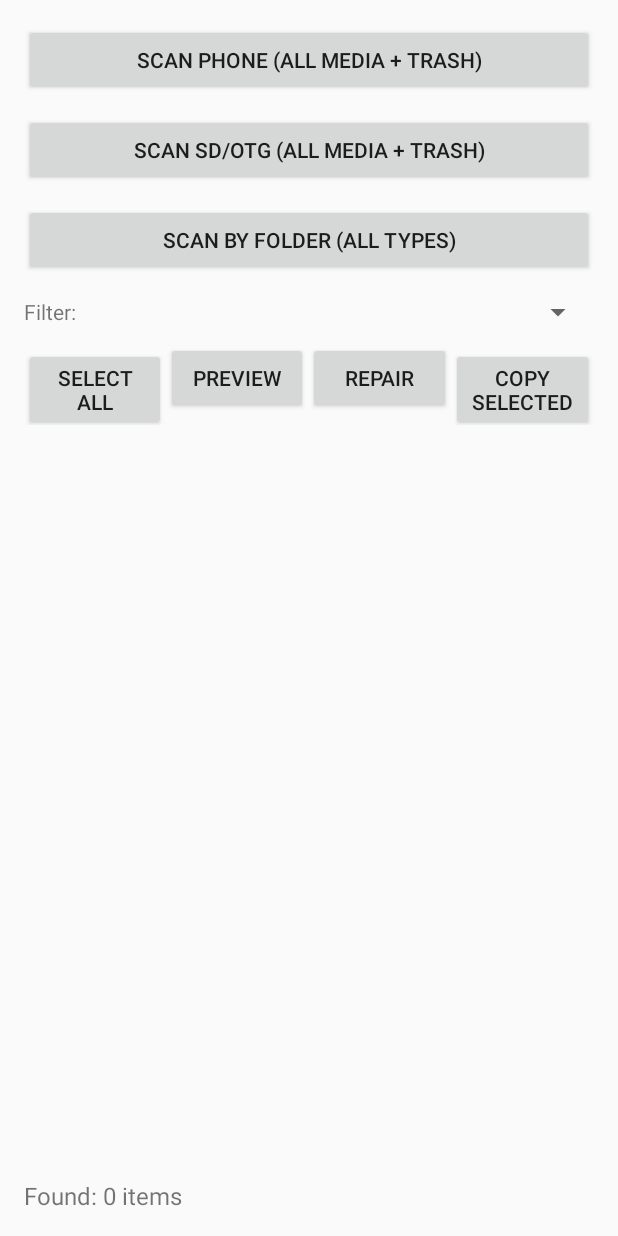
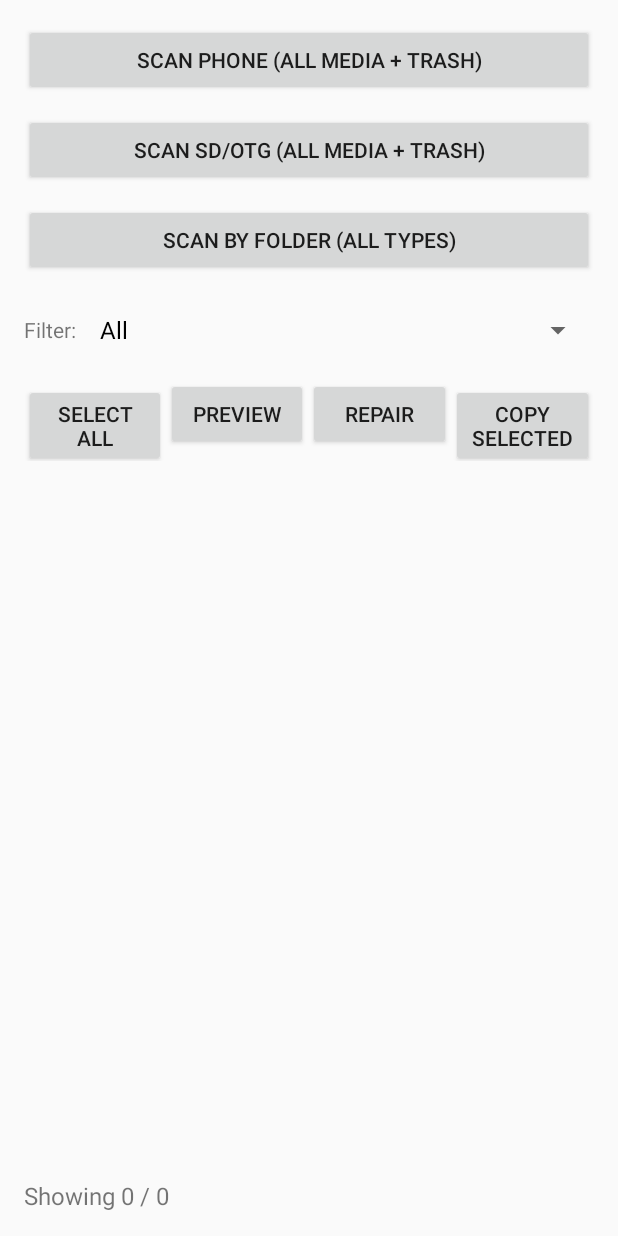
Before and after one commit to Art2485/.github-workflows-build-apk.yml, an Android app: the screen it shows after launch (MainActivity), after a tap on "SCAN PHONE (ALL MEDIA + TRASH)", on a phone screen of 412 x 824 dp. Run offline under Robolectric (Android 15) with nearby library versions, the phone set to English and light mode, and no system bars.

Commit message:
Update MainActivity.kt

```diff
--- a/app/src/main/java/com/recovereasy/app/MainActivity.kt
+++ b/app/src/main/java/com/recovereasy/app/MainActivity.kt
@@ -12,6 +12,9 @@ import androidx.appcompat.app.AppCompatActivity
 import androidx.lifecycle.lifecycleScope
 import com.recovereasy.app.R
 import kotlinx.coroutines.*
+import kotlin.math.max
+import kotlin.math.min
+import kotlin.math.roundToInt
 
 class MainActivity : AppCompatActivity() {
 
@@ -19,7 +22,6 @@ class MainActivity : AppCompatActivity() {
     private lateinit var listView: ListView
     private lateinit var adapter: ArrayAdapter<String>
     private lateinit var engine: RecoverEasyEngine
-    private val items = mutableListOf<RecoverEasyEngine.Item>()
 
     // Progress UI
     private lateinit var progressGroup: LinearLayout
@@ -31,39 +33,70 @@ class MainActivity : AppCompatActivity() {
     private lateinit var btnSelectAll: Button
     private var allSelected = false
 
-    // Scan jobs
+    // Filter
+    private lateinit var spinnerFilter: Spinner
+    private val allItems = mutableListOf<RecoverEasyEngine.Item>()  // เก็บทั้งหมด
+    private val shownItems = mutableListOf<RecoverEasyEngine.Item>() // หลังกรอง
+
+    // Jobs
     private var scanJob: Job? = null
-    private var tickerJob: Job? = null
+    private var animateJob: Job? = null
     @Volatile private var cancelRequested = false
+
+    // Copy/Repair
+    private var pendingCopyIndices: IntArray? = null
+    private var pendingRepairIndices: IntArray? = null
 
     private val reqPerms = registerForActivityResult(
         ActivityResultContracts.RequestMultiplePermissions()
     ) { }
 
-    private var pendingCopyIndices: IntArray? = null
     private val pickDest = registerForActivityResult(
         ActivityResultContracts.OpenDocumentTree()
     ) { uri: Uri? ->
-        val idx = pendingCopyIndices
+        val copyIdx = pendingCopyIndices
+        val repairIdx = pendingRepairIndices
         pendingCopyIndices = null
-        if (uri == null || idx == null) return@registerForActivityResult
+        pendingRepairIndices = null
+        if (uri == null) return@registerForActivityResult
 
         contentResolver.takePersistableUriPermission(
             uri,
             Intent.FLAG_GRANT_READ_URI_PERMISSION or Intent.FLAG_GRANT_WRITE_URI_PERMISSION
         )
 
-        lifecycleScope.launch {
+        lifecycleScope.launch(Dispatchers.IO) {
             try {
                 var ok = 0
-                for (i in idx) {
-                    val it = items[i]
-                    val out = engine.safeCopyWithDigest(it.uri, uri, it.name)
-                    if (out != null) ok++
+                when {
+                    copyIdx != null -> {
+                        for (i in copyIdx) {
+                            val it = shownItems[i]
+                            val out = engine.safeCopyWithDigest(it.uri, uri, it.name)
+                            if (out != null) ok++
+                        }
+                        withContext(Dispatchers.Main) {
+                            tvStatus.text = "Copied: $ok / ${copyIdx.size}"
+                        }
+                    }
+                    repairIdx != null -> {
+                        for (i in repairIdx) {
+                            val it = shownItems[i]
+                            // ถ้าเอ็นจินมี repairBestEffort ให้ใช้เลย; ถ้าไม่มีจะ fallback เป็น safeCopy
+                            val out = runCatching {
+                                engine.repairBestEffort(it.uri, uri)
+                            }.getOrNull() ?: engine.safeCopyWithDigest(it.uri, uri, it.name)
+                            if (out != null) ok++
+                        }
+                        withContext(Dispatchers.Main) {
+                            tvStatus.text = "Repaired: $ok / ${repairIdx.size}"
+                        }
+                    }
                 }
-                tvStatus.text = "Copied: $ok / ${idx.size}"
             } catch (t: Throwable) {
-                Toast.makeText(this@MainActivity, t.message ?: "Copy error", Toast.LENGTH_LONG).show()
+                withContext(Dispatchers.Main) {
+                    Toast.makeText(this@MainActivity, t.message ?: "Operation error", Toast.LENGTH_LONG).show()
+                }
             }
         }
     }
@@ -76,9 +109,10 @@ class MainActivity : AppCompatActivity() {
             uri,
             Intent.FLAG_GRANT_READ_URI_PERMISSION or Intent.FLAG_GRANT_WRITE_URI_PERMISSION
         )
+        // สแกนโฟลเดอร์
         launchScan(
             title = "Scanning folder...",
-            task = { engine.scanByFolderAllTypes(uri) }
+            block = { engine.scanByFolderAllTypes(uri) }
         )
     }
 
@@ -87,18 +121,21 @@ class MainActivity : AppCompatActivity() {
         setContentView(R.layout.activity_main)
 
         tvStatus = findViewById(R.id.tvStatus)
-        progressGroup = findViewById(R.id.progressGroup)
-        progressBar = findViewById(R.id.progressBar)
-        tvProgress = findViewById(R.id.tvProgress)
-        btnCancel = findViewById(R.id.btnCancel)
-
         listView = findViewById(R.id.listResults)
         listView.choiceMode = ListView.CHOICE_MODE_MULTIPLE
         adapter = ArrayAdapter(this, android.R.layout.simple_list_item_multiple_choice, mutableListOf())
         listView.adapter = adapter
         engine = RecoverEasyEngine(this)
 
-        // Ready line
+        progressGroup = findViewById(R.id.progressGroup)
+        progressBar = findViewById(R.id.progressBar)
+        tvProgress = findViewById(R.id.tvProgress)
+        btnCancel = findViewById(R.id.btnCancel)
+
+        spinnerFilter = findViewById(R.id.spinnerFilter)
+        setupFilter()
+
+        // ready line
         val versionName = runCatching {
             val pm = packageManager
             if (Build.VERSION.SDK_INT >= 33)
@@ -114,7 +151,7 @@ class MainActivity : AppCompatActivity() {
             if (!ensureMediaPermission()) return@setOnClickListener
             launchScan(
                 title = "Scanning phone...",
-                task = { engine.scanPhoneAll(includeTrash = true) }
+                block = { engine.scanPhoneAll(includeTrash = true) }
             )
         }
 
@@ -122,15 +159,13 @@ class MainActivity : AppCompatActivity() {
             if (!ensureMediaPermission()) return@setOnClickListener
             launchScan(
                 title = "Scanning SD/OTG...",
-                task = { engine.scanRemovableAll(includeTrash = true) }
+                block = { engine.scanRemovableAll(includeTrash = true) }
             )
         }
 
-        findViewById<Button>(R.id.btnPickFolder).setOnClickListener {
-            pickFolder.launch(null)
-        }
+        findViewById<Button>(R.id.btnPickFolder).setOnClickListener { pickFolder.launch(null) }
 
-        // Select All toggle
+        // select all toggle
         btnSelectAll = findViewById(R.id.btnSelectAll)
         btnSelectAll.setOnClickListener {
             if (allSelected) {
@@ -147,7 +182,7 @@ class MainActivity : AppCompatActivity() {
         findViewById<Button>(R.id.btnPreview).setOnClickListener {
             val i = firstCheckedIndex()
                 ?: return@setOnClickListener Toast.makeText(this, "Select an item", Toast.LENGTH_SHORT).show()
-            val it = items[i]
+            val it = shownItems[i]
             val view = Intent(Intent.ACTION_VIEW).apply {
                 setDataAndType(it.uri, it.mime ?: "*/*")
                 addFlags(Intent.FLAG_GRANT_READ_URI_PERMISSION)
@@ -164,64 +199,81 @@ class MainActivity : AppCompatActivity() {
             pickDest.launch(null)
         }
 
-        // Cancel button
-        btnCancel.setOnClickListener { cancelRequested = true; scanJob?.cancel() }
+        findViewById<Button>(R.id.btnRepair).setOnClickListener {
+            val idx = checkedIndices()
+                ?: return@setOnClickListener Toast.makeText(this, "Select items", Toast.LENGTH_SHORT).show()
+            pendingRepairIndices = idx
+            pickDest.launch(null)
+        }
+
+        btnCancel.setOnClickListener {
+            cancelRequested = true
+            scanJob?.cancel()
+        }
     }
 
-    // -------------------------
-    // Scan helper with progress
-    // -------------------------
-    private fun launchScan(
-        title: String,
-        task: suspend () -> List<RecoverEasyEngine.Item>
-    ) {
-        // ยกเลิกงานเก่าถ้ามี
+    // ----------------- Scan with animated percent & ETA -----------------
+    private fun launchScan(title: String, block: suspend () -> List<RecoverEasyEngine.Item>) {
+        // ยกเลิกงานเก่า
         cancelRequested = false
         scanJob?.cancel()
-        tickerJob?.cancel()
+        animateJob?.cancel()
 
-        // UI เริ่มแสดง progress
-        showProgress(true, title)
-        val start = System.currentTimeMillis()
+        // เตรียม UI
+        progressGroup.visibility = LinearLayout.VISIBLE
+        progressBar.isIndeterminate = false
+        progressBar.progress = 0
+        tvProgress.text = title
 
-        // ตัวนับเวลา/ข้อความ โดยไม่มีเปอร์เซ็นต์ที่แน่นอน (indeterminate)
-        tickerJob = lifecycleScope.launch(Dispatchers.Main) {
+        // จำลองเปอร์เซ็นอย่างนุ่ม ๆ (ขึ้นช้า ๆ ถึง ~95% แล้วค่อย 100% ตอนจบ)
+        val startMs = System.currentTimeMillis()
+        animateJob = lifecycleScope.launch(Dispatchers.Main) {
+            var p = 0f
             while (isActive) {
-                val elapsed = ((System.currentTimeMillis() - start) / 1000).toInt()
-                tvProgress.text = "$title  •  elapsed ${formatSec(elapsed)}"
-                delay(500)
+                // ความเร็วขึ้นต่อวินาที (ช้าลงเรื่อย ๆ)
+                val elapsed = max(1f, (System.currentTimeMillis() - startMs) / 1000f)
+                val target = min(95f, 40f * (1f - (1f / (1f + elapsed / 3f))) + 30f * (1f - (1f / (1f + elapsed / 10f))))
+                p = min(target, p + 0.7f)
+                progressBar.progress = p.roundToInt()
+
+                // ETA แบบประมาณจากความเร็วเฉลี่ย (เฉพาะเมื่อ p>3)
+                val eta = if (p > 3f) {
+                    val speed = p / elapsed // % ต่อวินาที
+                    val remain = (100f - p) / max(0.1f, speed)
+                    remain.roundToInt()
+                } else -1
+                tvProgress.text = if (eta >= 0) "$title  •  ${p.roundToInt()}%  •  ETA ~${formatSec(eta)}"
+                                   else "$title  •  ${p.roundToInt()}%"
+
+                delay(400)
             }
         }
 
         // งานสแกนจริง
         scanJob = lifecycleScope.launch(Dispatchers.Default) {
             try {
-                val list = task() // ถ้า engine รองรับ cancel, ตรงนี้จะโดน cancel ได้
+                val list = block()
                 withContext(Dispatchers.Main) {
                     setItems(list)
-                    showProgress(false)
+                    progressBar.progress = 100
+                    tvProgress.text = "$title  •  100%  •  done"
+                    progressGroup.visibility = LinearLayout.GONE
                 }
             } catch (ex: CancellationException) {
                 withContext(Dispatchers.Main) {
-                    showProgress(false)
                     tvStatus.text = "Canceled."
+                    progressGroup.visibility = LinearLayout.GONE
                 }
             } catch (t: Throwable) {
                 withContext(Dispatchers.Main) {
-                    showProgress(false)
                     Toast.makeText(this@MainActivity, t.message ?: "Scan error", Toast.LENGTH_LONG).show()
                     tvStatus.text = "Error: ${t.message ?: "Scan error"}"
+                    progressGroup.visibility = LinearLayout.GONE
                 }
             } finally {
-                tickerJob?.cancel()
+                animateJob?.cancel()
             }
         }
-    }
-
-    private fun showProgress(show: Boolean, title: String? = null) {
-        progressGroup.visibility = if (show) LinearLayout.VISIBLE else LinearLayout.GONE
-        progressBar.isIndeterminate = true
-        if (show) tvProgress.text = title ?: "Working..."
     }
 
     private fun formatSec(s: Int): String {
@@ -229,17 +281,54 @@ class MainActivity : AppCompatActivity() {
         val ss = s % 60
         return "%d:%02d".format(m, ss)
     }
+    // -------------------------------------------------------------------
 
-    // -------------------------
-    // Utility / selection logic
-    // -------------------------
-    private fun setItems(list: List<RecoverEasyEngine.Item>) {
-        items.clear(); items.addAll(list)
-        val names = list.map { (if (it.isTrashed) "[TRASH] " else "") + it.name }
+    private fun setupFilter() {
+        val choices = arrayOf(
+            "All",
+            "Images",
+            "Videos",
+            "Audio",
+            "Documents",
+            "Archives",
+            "Trashed only",
+            "Not trashed",
+            "Damaged only",
+            "Readable only"
+        )
+        spinnerFilter.adapter = ArrayAdapter(this, android.R.layout.simple_spinner_dropdown_item, choices.asList())
+        spinnerFilter.onItemSelectedListener = object : AdapterView.OnItemSelectedListener {
+            override fun onItemSelected(p: AdapterView<*>?, v: android.view.View?, pos: Int, id: Long) {
+                applyFilter(choices[pos])
+            }
+            override fun onNothingSelected(p0: AdapterView<*>?) {}
+        }
+    }
+
+    private fun applyFilter(mode: String) {
+        shownItems.clear()
+        shownItems += when (mode) {
+            "Images"       -> allItems.filter { it.kind == RecoverEasyEngine.Kind.IMAGE }
+            "Videos"       -> allItems.filter { it.kind == RecoverEasyEngine.Kind.VIDEO }
+            "Audio"        -> allItems.filter { it.kind == RecoverEasyEngine.Kind.AUDIO }
+            "Documents"    -> allItems.filter { it.kind == RecoverEasyEngine.Kind.DOC }
+            "Archives"     -> allItems.filter { it.kind == RecoverEasyEngine.Kind.ARCHIVE }
+            "Trashed only" -> allItems.filter { it.isTrashed }
+            "Not trashed"  -> allItems.filter { !it.isTrashed }
+            "Damaged only" -> allItems.filter { it.damaged == true }
+            "Readable only"-> allItems.filter { it.damaged != true }
+            else           -> allItems
+        }
+        val names = shownItems.map { (if (it.isTrashed) "[TRASH] " else "") + it.name }
         adapter.clear(); adapter.addAll(names)
         allSelected = false
         btnSelectAll.text = "SELECT ALL"
-        tvStatus.text = "Found: ${list.size} items"
+        tvStatus.text = "Showing ${shownItems.size} / ${allItems.size}"
+    }
+
+    private fun setItems(list: List<RecoverEasyEngine.Item>) {
+        allItems.clear(); allItems.addAll(list)
+        applyFilter(spinnerFilter.selectedItem?.toString() ?: "All")
     }
 
     private fun ensureMediaPermission(): Boolean {
```
